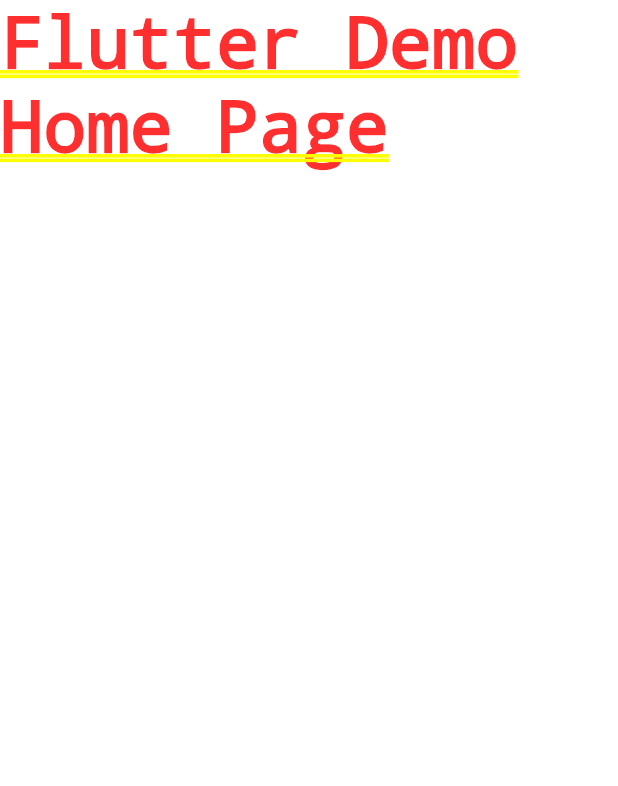
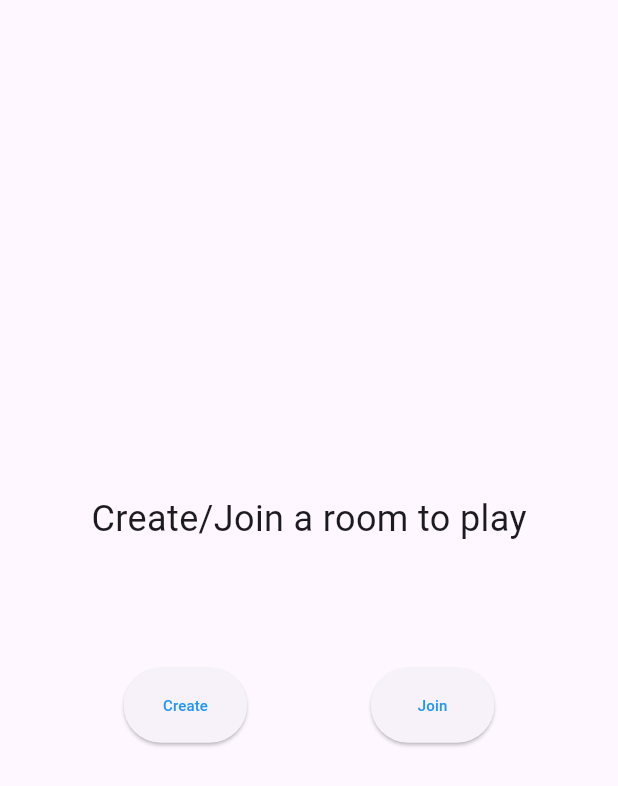
Before and after one commit to alwinalbert/TypeRacer, a Flutter app: the screen it shows after launch, on a phone screen of 412 x 824 dp. Shown: the top 786 px of the screen. Run offline on Flutter 3.47's test engine with Material 3 defaults, Android fonts, the phone set to English and light mode, and no system bars.

Commit message:
setted homescreen ui

```diff
--- a/lib/main.dart
+++ b/lib/main.dart
@@ -1,4 +1,7 @@
 import 'package:flutter/material.dart';
+import 'package:typeracer/screens/create_screen.dart';
+import 'package:typeracer/screens/home_screen.dart';
+import 'package:typeracer/screens/join_room.dart';
 
 void main() {
   runApp(const MyApp());
@@ -11,11 +14,18 @@ class MyApp extends StatelessWidget {
   @override
   Widget build(BuildContext context) {
     return MaterialApp(
+      debugShowCheckedModeBanner: false,
       title: 'TypeRacer',
       theme: ThemeData(
       primarySwatch: Colors.blue,
       ),
-      home: const Text('Flutter Demo Home Page'),
+      initialRoute: '/ ',
+      routes: {
+        '/':(context)=> HomeScreen(),
+        '/create-room':(context)=> createRoomScreen(),
+        '/join-room':(context)=> joinRoomScreen(),
+
+      }
     );
   }
 }
--- /dev/null
+++ b/lib/screens/create_screen.dart
@@ -0,0 +1,14 @@
+import 'package:flutter/material.dart';
+
+class createRoomScreen extends StatelessWidget {
+  const createRoomScreen({super.key});
+
+  @override
+  Widget build(BuildContext context) {
+    return Scaffold(
+      body: Center(
+        child: Text('Create Room')
+      )
+    );
+  }
+}
--- /dev/null
+++ b/lib/screens/home_screen.dart
@@ -0,0 +1,44 @@
+import 'package:flutter/material.dart';
+import 'package:typeracer/widgets/CustomButton.dart';
+
+class HomeScreen extends StatelessWidget {
+  const HomeScreen({super.key});
+
+  @override
+  Widget build(BuildContext context) {
+    final size = MediaQuery.of(context).size;
+
+    return Scaffold(
+      body: Center(
+        child: ConstrainedBox(
+          constraints: const BoxConstraints(maxWidth: 600),
+          child: Column(
+            mainAxisAlignment: MainAxisAlignment.center,
+            children: [
+              const Text(
+                'Create/Join a room to play',
+                style: TextStyle(fontSize: 24),
+              ),
+              SizedBox(height: size.height * 0.1),
+              Row(
+                mainAxisAlignment: MainAxisAlignment.spaceEvenly,
+                children: [
+                  Custombutton(
+                    text: 'Create',
+                    onTap: () => Navigator.pushNamed(context, '/create-room'),
+                    isHome: true,
+                  ),
+                  Custombutton(
+                    text: 'Join',
+                    onTap: () => Navigator.pushNamed(context, '/join-room'),
+                    isHome: true,
+                  ),
+                ],
+              ),
+            ],
+          ),
+        ),
+      ),
+    );
+  }
+}
--- /dev/null
+++ b/lib/screens/join_room.dart
@@ -0,0 +1,14 @@
+import 'package:flutter/material.dart';
+
+class joinRoomScreen extends StatelessWidget {
+  const joinRoomScreen({super.key});
+
+  @override
+  Widget build(BuildContext context) {
+    return Scaffold(
+      body: Center(
+        child: Text('Join Room')
+      )
+    );
+  }
+}
--- /dev/null
+++ b/lib/widgets/CustomButton.dart
@@ -0,0 +1,30 @@
+import 'package:flutter/material.dart';
+
+class Custombutton extends StatelessWidget {
+  final String text;
+  final VoidCallback onTap;
+  final bool isHome;
+  const Custombutton ({
+    super.key,
+    required this.text,
+    required this.onTap,
+    required this.isHome,});
+
+  @override
+  Widget build(BuildContext context) {
+    final width = MediaQuery.of(context).size.width;
+
+    return ElevatedButton(
+      onPressed:onTap,
+      child: Text (
+        text,
+        style:const TextStyle(
+          fontSize:10,
+          color: Colors.blue)
+          ),
+          style: ElevatedButton.styleFrom(
+            minimumSize: Size(!isHome? width:width/5, 50),
+          )
+    );
+  }
+}
```
